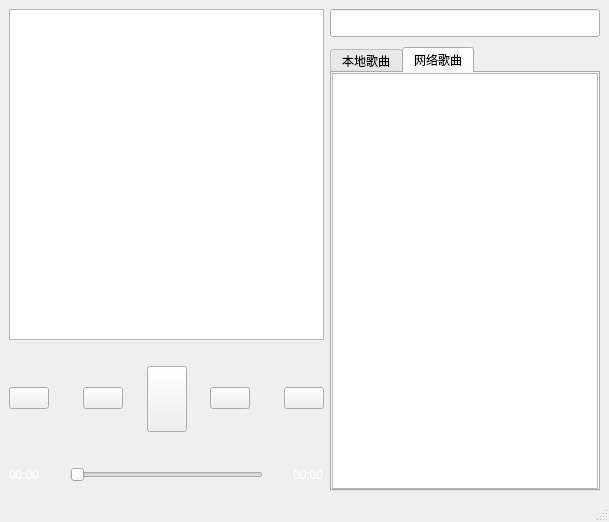
This is imooc/basic/qt/CloudMusic/cloudmusicwindow.ui in slybootslion/c-exercise as Qt 5 draws it before an edit. The edited form follows.
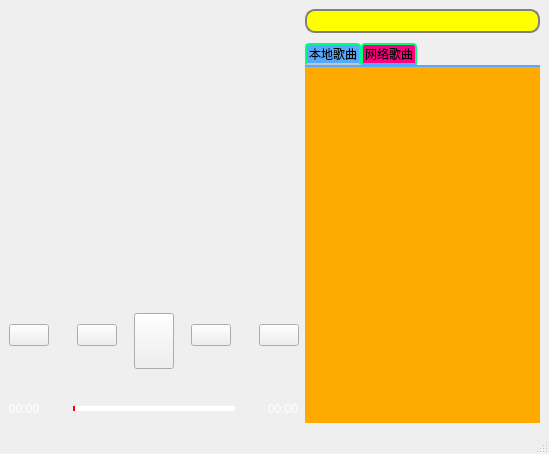
This is the edited form. The open tabs and pages were chosen to show the change. Icons and pictures are not drawn.

What changed in the file:
```diff
--- a/imooc/basic/qt/CloudMusic/cloudmusicwindow.ui
+++ b/imooc/basic/qt/CloudMusic/cloudmusicwindow.ui
@@ -6,8 +6,8 @@
    <rect>
     <x>0</x>
     <y>0</y>
-    <width>609</width>
-    <height>522</height>
+    <width>549</width>
+    <height>454</height>
    </rect>
   </property>
   <property name="sizePolicy">
@@ -16,6 +16,12 @@
     <verstretch>0</verstretch>
    </sizepolicy>
   </property>
+  <property name="minimumSize">
+   <size>
+    <width>549</width>
+    <height>0</height>
+   </size>
+  </property>
   <property name="windowTitle">
    <string>CloudMusicWindow</string>
   </property>
@@ -29,7 +35,11 @@
     <item>
      <layout class="QVBoxLayout" name="verticalLayout" stretch="10,1,2,1,1">
       <item>
-       <widget class="QGraphicsView" name="graphicsView"/>
+       <widget class="QGraphicsView" name="graphicsView">
+        <property name="styleSheet">
+         <string notr="true">background-color: transparent;</string>
+        </property>
+       </widget>
       </item>
       <item>
        <spacer name="verticalSpacer_9">
@@ -330,6 +340,39 @@
         </item>
         <item>
          <widget class="QSlider" name="horizontalSlider">
+          <property name="styleSheet">
+           <string notr="true">QSlider
+{
+    border-color: #bcbcbc;
+}
+
+QSlider::groove:horizontal
+{                                
+     border: 1px solid #999999;                             
+     height: 3px;                                           
+     margin: 0px 0;                                         
+     left: 5px; right: 5px; 
+ }
+ 
+QSlider::handle:horizontal
+{                               
+     border: 0px ;                           
+     border-image: url(:/images/slider-handle.png);
+     width: 15px;                                           
+     margin: -7px -7px -7px -6px;                  
+} 
+
+QSlider::add-page:horizontal
+{
+    background:white;
+}
+
+QSlider::sub-page:horizontal
+{                               
+     background:red;                
+}
+</string>
+          </property>
           <property name="orientation">
            <enum>Qt::Horizontal</enum>
           </property>
@@ -389,10 +432,61 @@
             <verstretch>0</verstretch>
            </sizepolicy>
           </property>
+          <property name="styleSheet">
+           <string notr="true">QLineEdit 
+{
+    border: 2px solid gray;
+    border-radius: 10px;
+    padding: 0 8px;
+    background: yellow;
+    selection-background-color: darkgray;
+ }
+</string>
+          </property>
          </widget>
         </item>
         <item>
          <widget class="QTabWidget" name="tabWidget">
+          <property name="styleSheet">
+           <string notr="true">/* The tab widget frame */
+QTabWidget::pane 
+{ 
+    border-top: 2px solid #55aaff;
+    position: absolute;
+    top: -0.5em;
+ }
+
+ QTabWidget::tab-bar
+ {
+     alignment: center;
+ }
+
+  /* Style the tab using the tab sub-control. Note that it reads
+   QTabBar_not_ QTabWidget */
+  QTabBar::tab
+  {    
+      background-color: rgb(85, 170, 255);
+      border: 2px solid #00ff7f;
+      border-bottom-color: #C2C7CB; /* same as the pane color */
+      border-top-left-radius: 4px;
+      border-top-right-radius: 4px;
+      min-width: 8ex;
+      padding: 2px;
+  }
+
+  QTabBar::tab:hover
+  {  
+      background-color: rgb(255, 0, 255);
+  }
+
+  QTabBar::tab:selected
+  {            
+     background-color: rgb(255, 0, 127);
+     /* same as pane color */
+     border-bottom-color: rgb(85, 170, 255);
+  }
+</string>
+          </property>
           <property name="currentIndex">
            <number>0</number>
           </property>
@@ -442,7 +536,47 @@
              <number>0</number>
             </property>
             <item>
-             <widget class="QTableWidget" name="tableWidget_2"/>
+             <widget class="QTableWidget" name="tableWidget_2">
+              <property name="styleSheet">
+               <string notr="true">QTableWidget
+{
+    /*前景色：文字颜色*/    
+    color: rgb(0, 0, 0);
+   
+    /*表格中的网格线条颜色*/    
+    /*gridline-color:rgb(255, 224, 205);*/
+    
+    background-color: rgb(200, 200, 0);
+    background-color: rgb(255, 170, 0);
+        
+    /*设置交替颜色，需要在函数属性中设置:
+    tableWidget-&gt;setAlternatingRowColors(true)
+    */
+    alternate-background-color: rgb(85, 85, 255);
+    selection-color:red;    /*鼠标选中时前景色：文字颜色*/
+    selection-background-color:yellow;   /*鼠标选中时背景色*/
+    border:1px solid gray;  /*边框线的宽度、颜色*/
+    border:0px;    /*去除边界线*/
+    /*border-radius:5px;*/
+    /*padding:10px 10px;*/  /*表格与边框的间距*/
+}
+
+QHeaderView::section
+{               
+     background-color: rgb(85, 255, 0);
+     font-weight  : bold;    
+     color: rgb(255, 0, 0);
+     border: 0px solid;
+}
+
+QTableWidget::Item
+{
+    border:0px solid rgb(255,0,0);
+    border-bottom:1px solid rgb(255,0,0);
+}
+</string>
+              </property>
+             </widget>
             </item>
            </layout>
           </widget>
```
Left out of the diff: 46 changed lines with no effect on the pictures.
